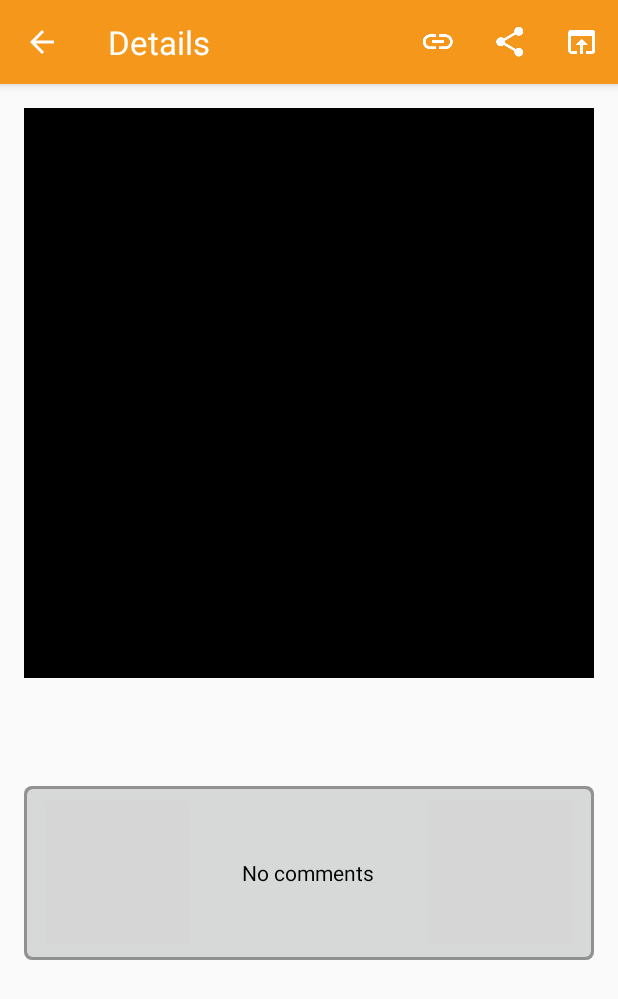
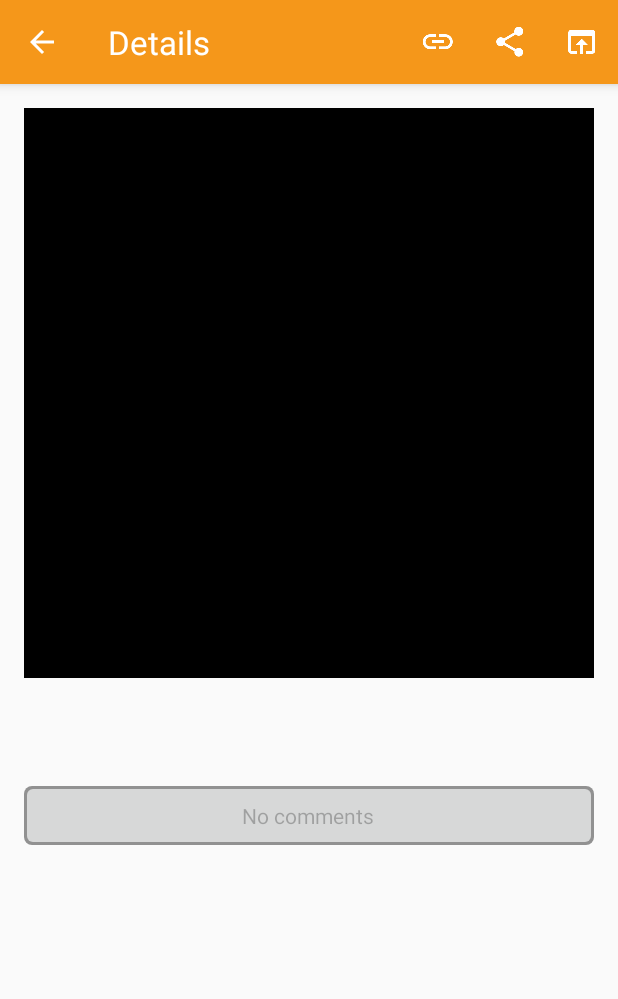
Before and after one commit to marchelo/DevelopersLite, an Android app: the PostDetailsActivity screen opened directly, with no data from a screen before it, on a phone screen of 412 x 824 dp. Shown: the top 999 px of the screen. Run offline under Robolectric (Android 15) with nearby library versions, the phone set to English and light mode, and no system bars; our stand-ins replace ButterKnife; libraries missing offline, so code that uses them is left out: com.koushikdutta.async, pl.droidsonroids.gif, retrofit2.adapter.rxjava, rx.android.schedulers, rx.schedulers and 1 more; plain views replace GifImageButton; 8 statements that could not run were skipped.

Commit message:
improving comments header behaviour when no comments presents

```diff
--- a/app/src/main/res/layout/header_comments_view.xml
+++ b/app/src/main/res/layout/header_comments_view.xml
@@ -5,10 +5,7 @@
     android:layout_height="wrap_content"
     android:background="@drawable/comment_header_bg"
     android:button="@android:color/transparent"
-    android:drawableEnd="@drawable/ic_comments_expand_selector"
-    android:drawableLeft="@drawable/ic_comments_expand_selector"
-    android:drawableRight="@drawable/ic_comments_expand_selector"
-    android:drawableStart="@drawable/ic_comments_expand_selector"
     android:gravity="center"
     android:padding="10dp"
+    android:enabled="false"
     android:text="@string/details_no_comments_text"/>
```
Also changed, not shown: app/src/main/java/com/marchelo/developerslite/details/CommentsAdapter.java (+7 -0 lines).
